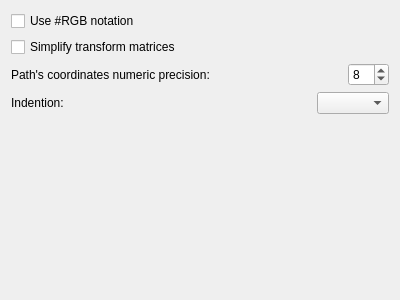
The window that src/preferences/outputpage.ui (RazrFalcon/svgcleaner-gui) describes before a commit, drawn with Qt 5.
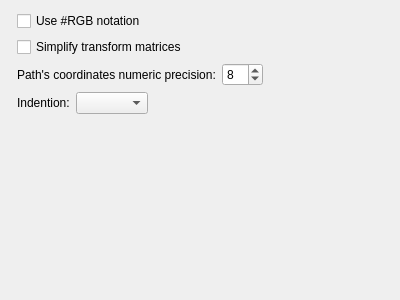
The same window after the commit. Custom widgets are drawn as their Qt base class.

Patch:
```diff
--- a/src/preferences/outputpage.ui
+++ b/src/preferences/outputpage.ui
@@ -13,22 +13,69 @@
   <property name="windowTitle">
    <string>Form</string>
   </property>
-  <layout class="QVBoxLayout" name="verticalLayout">
-   <item>
-    <widget class="QCheckBox" name="chBoxRGB">
-     <property name="text">
-      <string>Use #RGB notation</string>
+  <layout class="QGridLayout" name="gridLayout">
+   <item row="4" column="1">
+    <spacer name="verticalSpacer">
+     <property name="orientation">
+      <enum>Qt::Vertical</enum>
      </property>
-    </widget>
+     <property name="sizeHint" stdset="0">
+      <size>
+       <width>20</width>
+       <height>1</height>
+      </size>
+     </property>
+    </spacer>
    </item>
-   <item>
+   <item row="1" column="1">
     <widget class="QCheckBox" name="chBoxSimplifyTransforms">
      <property name="text">
       <string>Simplify transform matrices</string>
      </property>
     </widget>
    </item>
-   <item>
+   <item row="0" column="1">
+    <widget class="QCheckBox" name="chBoxRGB">
+     <property name="text">
+      <string>Use #RGB notation</string>
+     </property>
+    </widget>
+   </item>
+   <item row="3" column="1">
+    <layout class="QHBoxLayout" name="horizontalLayout">
+     <item>
+      <widget class="QLabel" name="lblIndention">
+       <property name="text">
+        <string>Indention:</string>
+       </property>
+      </widget>
+     </item>
+     <item>
+      <widget class="QComboBox" name="cmbBoxIndent">
+       <property name="sizePolicy">
+        <sizepolicy hsizetype="Fixed" vsizetype="Fixed">
+         <horstretch>0</horstretch>
+         <verstretch>0</verstretch>
+        </sizepolicy>
+       </property>
+      </widget>
+     </item>
+     <item>
+      <spacer name="horizontalSpacer_2">
+       <property name="orientation">
+        <enum>Qt::Horizontal</enum>
+       </property>
+       <property name="sizeHint" stdset="0">
+        <size>
+         <width>40</width>
+         <height>20</height>
+        </size>
+       </property>
+      </spacer>
+     </item>
+    </layout>
+   </item>
+   <item row="2" column="1">
     <layout class="QHBoxLayout" name="horizontalLayout_2">
      <item>
       <widget class="QLabel" name="label_2">
@@ -56,44 +103,43 @@
        </property>
       </widget>
      </item>
-    </layout>
-   </item>
-   <item>
-    <layout class="QHBoxLayout" name="horizontalLayout">
      <item>
-      <widget class="QLabel" name="label">
-       <property name="text">
-        <string>Indention:</string>
+      <spacer name="horizontalSpacer">
+       <property name="orientation">
+        <enum>Qt::Horizontal</enum>
        </property>
-      </widget>
-     </item>
-     <item>
-      <widget class="QComboBox" name="cmbBoxIndent">
-       <property name="sizePolicy">
-        <sizepolicy hsizetype="Fixed" vsizetype="Fixed">
-         <horstretch>0</horstretch>
-         <verstretch>0</verstretch>
-        </sizepolicy>
+       <property name="sizeHint" stdset="0">
+        <size>
+         <width>40</width>
+         <height>20</height>
+        </size>
        </property>
-      </widget>
+      </spacer>
      </item>
     </layout>
    </item>
-   <item>
-    <spacer name="verticalSpacer">
-     <property name="orientation">
-      <enum>Qt::Vertical</enum>
-     </property>
-     <property name="sizeHint" stdset="0">
-      <size>
-       <width>1</width>
-       <height>1</height>
-      </size>
-     </property>
-    </spacer>
+   <item row="0" column="0" alignment="Qt::AlignVCenter">
+    <widget class="DotWidget" name="dot1" native="true"/>
+   </item>
+   <item row="1" column="0" alignment="Qt::AlignVCenter">
+    <widget class="DotWidget" name="dot2" native="true"/>
+   </item>
+   <item row="2" column="0" alignment="Qt::AlignVCenter">
+    <widget class="DotWidget" name="dot3" native="true"/>
+   </item>
+   <item row="3" column="0" alignment="Qt::AlignVCenter">
+    <widget class="DotWidget" name="dot4" native="true"/>
    </item>
   </layout>
  </widget>
+ <customwidgets>
+  <customwidget>
+   <class>DotWidget</class>
+   <extends>QWidget</extends>
+   <header>src/preferences/widgets/dotwidget.h</header>
+   <container>1</container>
+  </customwidget>
+ </customwidgets>
  <resources/>
  <connections/>
 </ui>
```
Left out of the diff: 2 changed lines with no effect on the pictures.
